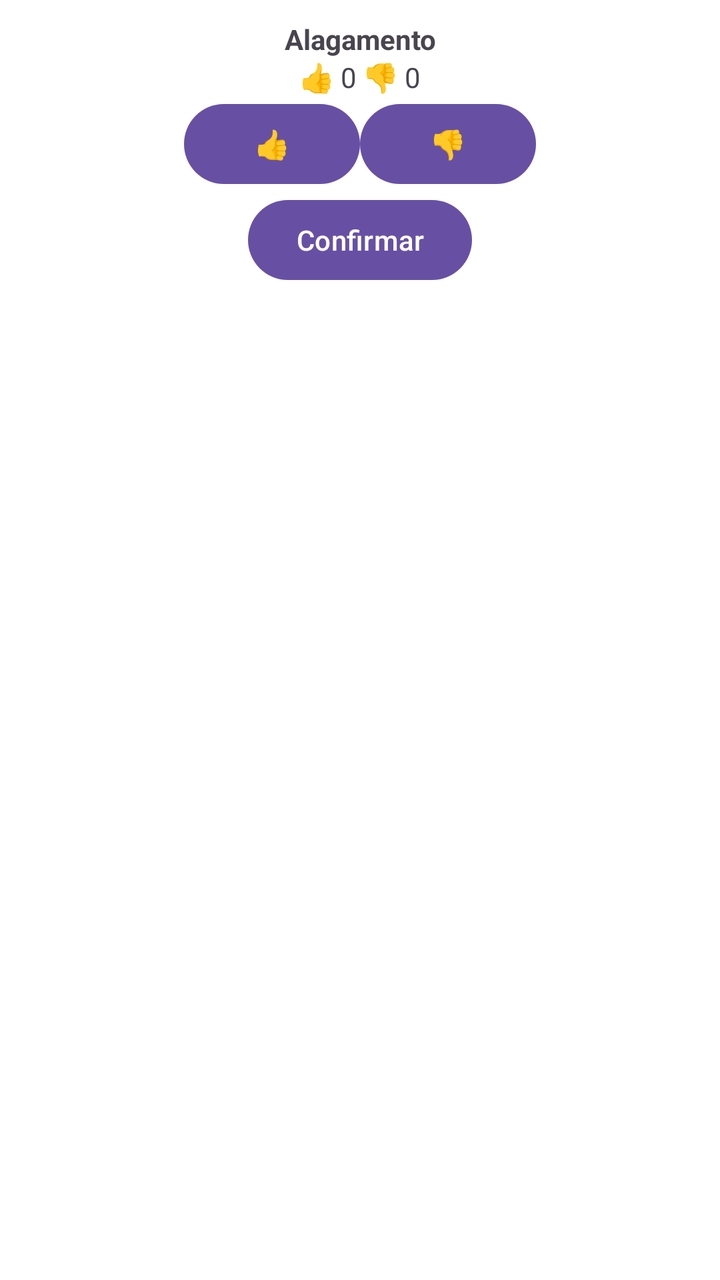
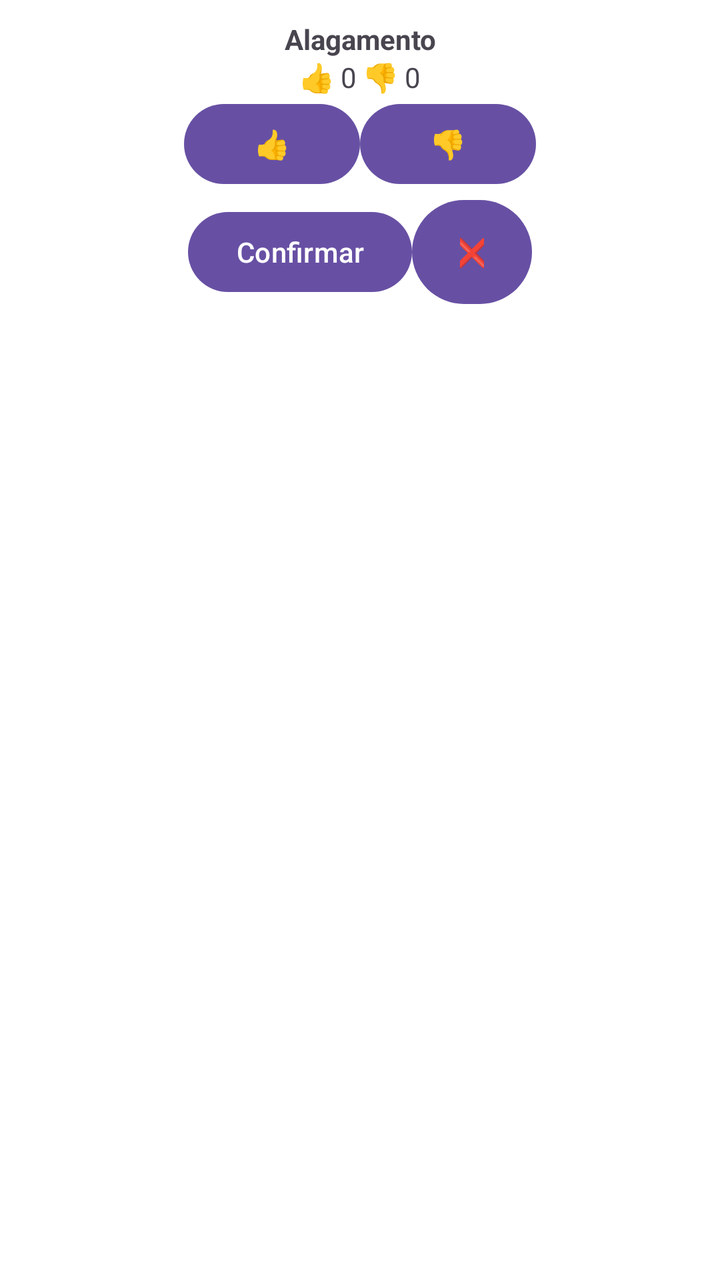

Two renders of the same Android screen: before a commit and after it. Below are the layout's source before the change and the commit's diff.
<!-- AndroidManifest.xml: application theme Theme.BaixadaSegura -->
<!-- res/layout/info_alagamento.xml -->
<?xml version="1.0" encoding="utf-8"?>
<LinearLayout xmlns:android="http://schemas.android.com/apk/res/android"
    android:layout_width="wrap_content"
    android:layout_height="wrap_content"
    android:orientation="vertical"
    android:padding="10dp"
    android:background="@android:color/white">

    <TextView
        android:id="@+id/txtTitulo"
        android:layout_width="match_parent"
        android:layout_height="wrap_content"
        android:gravity="center"
        android:text="Alagamento"
        android:textStyle="bold" />

    <TextView
        android:id="@+id/txtVotos"
        android:layout_width="match_parent"
        android:layout_height="wrap_content"
        android:gravity="center"
        android:text="👍 0 👎 0" />

    <LinearLayout
        android:layout_width="match_parent"
        android:layout_height="wrap_content"
        android:gravity="center"
        android:orientation="horizontal">

        <Button
            android:id="@+id/btnLike"
            android:layout_width="wrap_content"
            android:layout_height="wrap_content"
            android:text="👍" />

        <Button
            android:id="@+id/btnDislike"
            android:layout_width="wrap_content"
            android:layout_height="wrap_content"
            android:text="👎" />


    </LinearLayout>
    <LinearLayout
        android:layout_width="match_parent"
        android:layout_height="wrap_content"
        android:gravity="center"
        android:orientation="horizontal">

        <Button
            android:id="@+id/btnConfirmar"
            android:layout_width="wrap_content"
            android:layout_height="wrap_content"
            android:text="Confirmar" />

    </LinearLayout>

</LinearLayout>
<!-- resources referenced by this layout -->
<resources>
  <style name="Theme.BaixadaSegura" parent="Base.Theme.BaixadaSegura" />
  <style name="Base.Theme.BaixadaSegura" parent="Theme.Material3.DayNight.NoActionBar">
          
          
      </style>
</resources>

<!-- the commit's change to res/layout/info_alagamento.xml (unified diff, before → after) -->
@@ -53,6 +53,13 @@
             android:layout_height="wrap_content"
             android:text="Confirmar" />
 
+        <Button
+            android:id="@+id/btnExcluir"
+            android:layout_width="60dp"
+            android:layout_height="60dp"
+            android:text="❌" />
+
     </LinearLayout>
 
+
 </LinearLayout>
